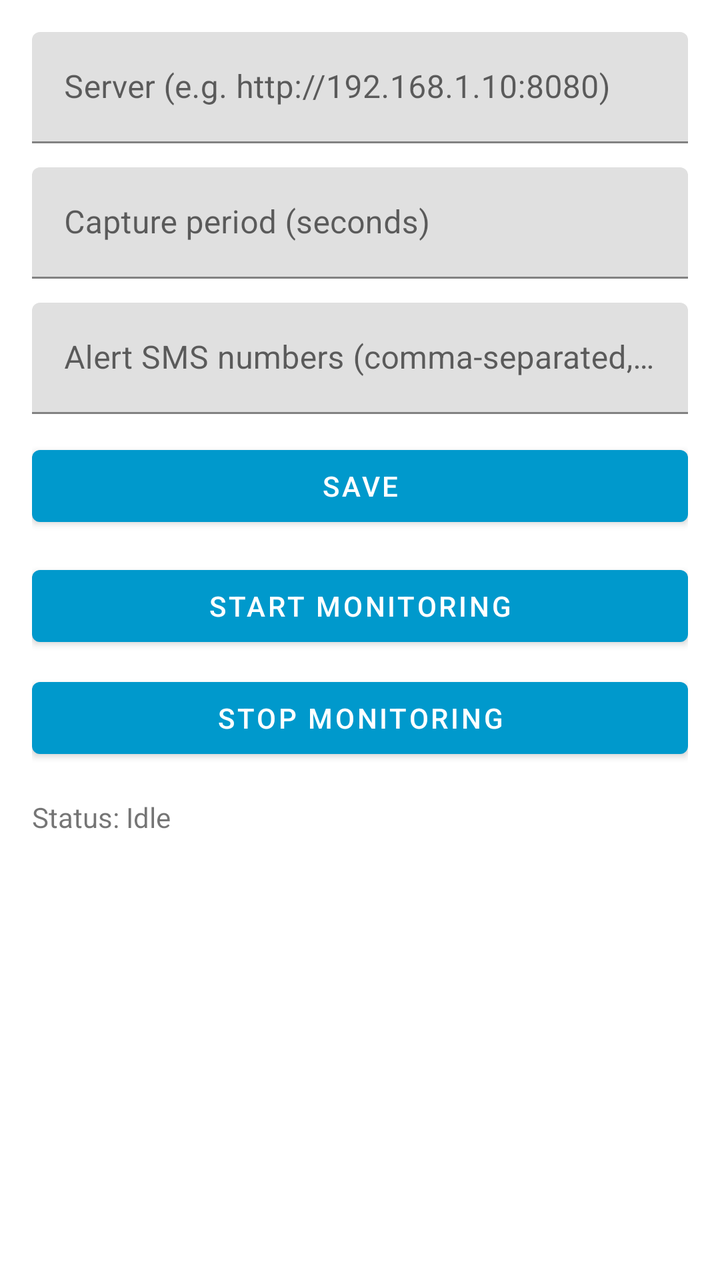
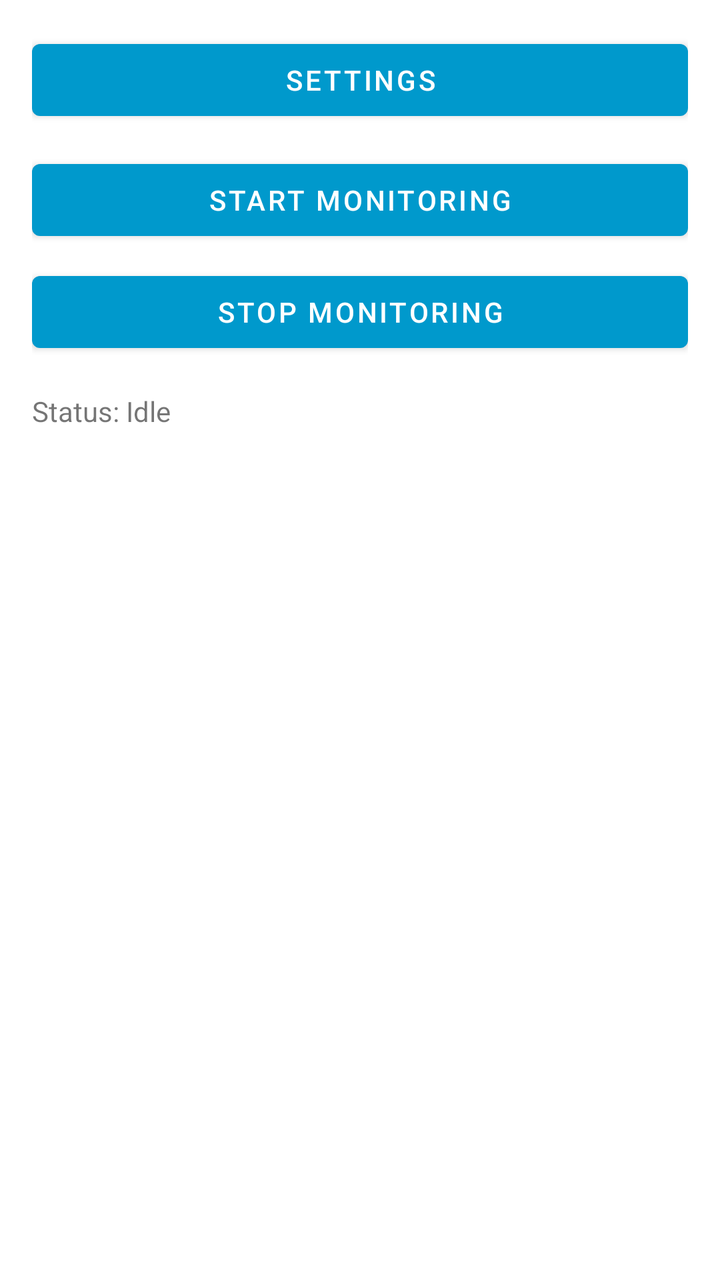

An Android layout rendered at two revisions. The XML below is the earlier revision; the diff shows what the commit changed to produce the second picture.
<!-- AndroidManifest.xml: application theme Theme.Parkiroid -->
<!-- res/layout/activity_main.xml -->
<?xml version="1.0" encoding="utf-8"?>
<ScrollView xmlns:android="http://schemas.android.com/apk/res/android"
    xmlns:app="http://schemas.android.com/apk/res-auto"
    android:layout_width="match_parent"
    android:layout_height="match_parent"
    android:padding="16dp">

    <LinearLayout
        android:layout_width="match_parent"
        android:layout_height="wrap_content"
        android:orientation="vertical">

        <com.google.android.material.textfield.TextInputLayout
            android:layout_width="match_parent"
            android:layout_height="wrap_content"
            android:hint="@string/server_base_url">

            <com.google.android.material.textfield.TextInputEditText
                android:id="@+id/serverInput"
                android:layout_width="match_parent"
                android:layout_height="wrap_content"
                android:inputType="textUri" />
        </com.google.android.material.textfield.TextInputLayout>

        <com.google.android.material.textfield.TextInputLayout
            android:layout_width="match_parent"
            android:layout_height="wrap_content"
            android:layout_marginTop="12dp"
            android:hint="@string/capture_period">

            <com.google.android.material.textfield.TextInputEditText
                android:id="@+id/periodInput"
                android:layout_width="match_parent"
                android:layout_height="wrap_content"
                android:inputType="number" />
        </com.google.android.material.textfield.TextInputLayout>

        <com.google.android.material.textfield.TextInputLayout
            android:layout_width="match_parent"
            android:layout_height="wrap_content"
            android:layout_marginTop="12dp"
            android:hint="@string/alert_phones">

            <com.google.android.material.textfield.TextInputEditText
                android:id="@+id/alertPhonesInput"
                android:layout_width="match_parent"
                android:layout_height="wrap_content"
                android:inputType="phone" />
        </com.google.android.material.textfield.TextInputLayout>

        <Button
            android:id="@+id/saveBtn"
            android:layout_width="match_parent"
            android:layout_height="wrap_content"
            android:layout_marginTop="12dp"
            android:text="@string/save" />

        <Button
            android:id="@+id/startBtn"
            android:layout_width="match_parent"
            android:layout_height="wrap_content"
            android:layout_marginTop="12dp"
            android:text="@string/start" />

        <Button
            android:id="@+id/stopBtn"
            android:layout_width="match_parent"
            android:layout_height="wrap_content"
            android:layout_marginTop="8dp"
            android:text="@string/stop" />

        <TextView
            android:id="@+id/statusTxt"
            android:layout_width="match_parent"
            android:layout_height="wrap_content"
            android:layout_marginTop="16dp"
            android:text="@string/status_idle" />
    </LinearLayout>
</ScrollView>
<!-- resources referenced by this layout -->
<resources>
  <string name="alert_phones">Alert SMS numbers (comma-separated, optional)</string>
  <string name="capture_period">Capture period (seconds)</string>
  <string name="save">Save</string>
  <string name="server_base_url">Server (e.g. http://192.168.1.10:8080)</string>
  <string name="start">Start Monitoring</string>
  <string name="status_idle">Status: Idle</string>
  <string name="stop">Stop Monitoring</string>
  <style name="Theme.Parkiroid" parent="Theme.MaterialComponents.DayNight.NoActionBar">
          <item name="colorPrimary">@android:color/holo_blue_dark</item>
      </style>
</resources>

<!-- the commit's change to res/layout/activity_main.xml (unified diff, before → after) -->
@@ -1,79 +1,35 @@
 <?xml version="1.0" encoding="utf-8"?>
-<ScrollView xmlns:android="http://schemas.android.com/apk/res/android"
-    xmlns:app="http://schemas.android.com/apk/res-auto"
+<LinearLayout xmlns:android="http://schemas.android.com/apk/res/android"
     android:layout_width="match_parent"
     android:layout_height="match_parent"
+    android:gravity="center_horizontal"
+    android:orientation="vertical"
     android:padding="16dp">
 
-    <LinearLayout
+    <Button
+        android:id="@+id/settingsBtn"
         android:layout_width="match_parent"
         android:layout_height="wrap_content"
-        android:orientation="vertical">
+        android:text="@string/settings_title" />
 
-        <com.google.android.material.textfield.TextInputLayout
-            android:layout_width="match_parent"
-            android:layout_height="wrap_content"
-            android:hint="@string/server_base_url">
+    <Button
+        android:id="@+id/startBtn"
+        android:layout_width="match_parent"
+        android:layout_height="wrap_content"
+        android:layout_marginTop="12dp"
+        android:text="@string/start" />
 
-            <com.google.android.material.textfield.TextInputEditText
-                android:id="@+id/serverInput"
-                android:layout_width="match_parent"
-                android:layout_height="wrap_content"
-                android:inputType="textUri" />
-        </com.google.android.material.textfield.TextInputLayout>
+    <Button
+        android:id="@+id/stopBtn"
+        android:layout_width="match_parent"
+        android:layout_height="wrap_content"
+        android:layout_marginTop="8dp"
+        android:text="@string/stop" />
 
-        <com.google.android.material.textfield.TextInputLayout
-            android:layout_width="match_parent"
-            android:layout_height="wrap_content"
-            android:layout_marginTop="12dp"
-            android:hint="@string/capture_period">
-
-            <com.google.android.material.textfield.TextInputEditText
-                android:id="@+id/periodInput"
-                android:layout_width="match_parent"
-                android:layout_height="wrap_content"
-                android:inputType="number" />
-        </com.google.android.material.textfield.TextInputLayout>
-
-        <com.google.android.material.textfield.TextInputLayout
-            android:layout_width="match_parent"
-            android:layout_height="wrap_content"
-            android:layout_marginTop="12dp"
-            android:hint="@string/alert_phones">
-
-            <com.google.android.material.textfield.TextInputEditText
-                android:id="@+id/alertPhonesInput"
-                android:layout_width="match_parent"
-                android:layout_height="wrap_content"
-                android:inputType="phone" />
-        </com.google.android.material.textfield.TextInputLayout>
-
-        <Button
-            android:id="@+id/saveBtn"
-            android:layout_width="match_parent"
-            android:layout_height="wrap_content"
-            android:layout_marginTop="12dp"
-            android:text="@string/save" />
-
-        <Button
-            android:id="@+id/startBtn"
-            android:layout_width="match_parent"
-            android:layout_height="wrap_content"
-            android:layout_marginTop="12dp"
-            android:text="@string/start" />
-
-        <Button
-            android:id="@+id/stopBtn"
-            android:layout_width="match_parent"
-            android:layout_height="wrap_content"
-            android:layout_marginTop="8dp"
-            android:text="@string/stop" />
-
-        <TextView
-            android:id="@+id/statusTxt"
-            android:layout_width="match_parent"
-            android:layout_height="wrap_content"
-            android:layout_marginTop="16dp"
-            android:text="@string/status_idle" />
-    </LinearLayout>
-</ScrollView>
+    <TextView
+        android:id="@+id/statusTxt"
+        android:layout_width="match_parent"
+        android:layout_height="wrap_content"
+        android:layout_marginTop="16dp"
+        android:text="@string/status_idle" />
+</LinearLayout>
<!-- resource entries referenced after the edit -->
@@ -1,9 +1,6 @@
 <!-- resources referenced by this layout -->
 <resources>
-  <string name="alert_phones">Alert SMS numbers (comma-separated, optional)</string>
-  <string name="capture_period">Capture period (seconds)</string>
-  <string name="save">Save</string>
-  <string name="server_base_url">Server (e.g. http://192.168.1.10:8080)</string>
+  <string name="settings_title">Settings</string>
   <string name="start">Start Monitoring</string>
   <string name="status_idle">Status: Idle</string>
   <string name="stop">Stop Monitoring</string>
